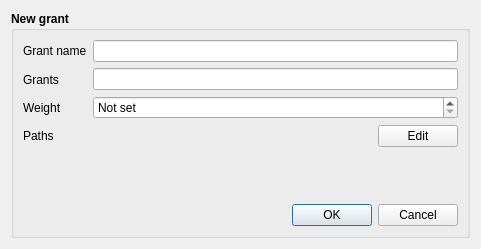
Qt form src/dlgaddeditgrants.ui (syyyr/shvspy) before a commit.
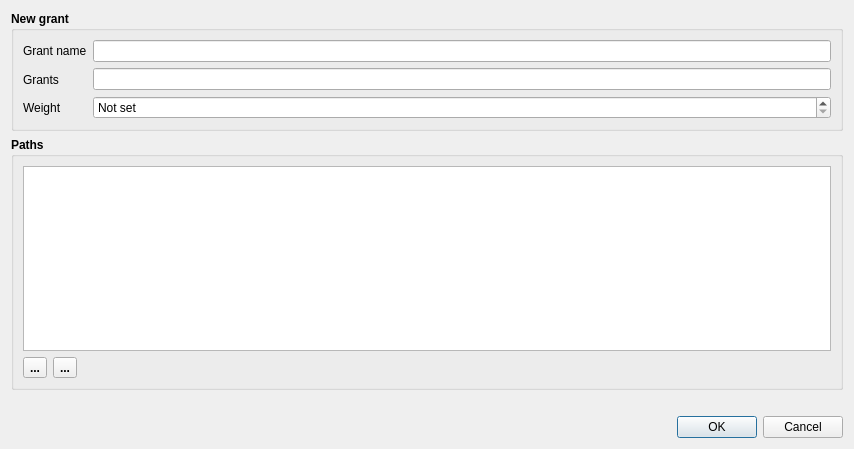
The same form after that commit. Icons and pictures are not drawn.

```diff
--- a/src/dlgaddeditgrants.ui
+++ b/src/dlgaddeditgrants.ui
@@ -6,8 +6,8 @@
    <rect>
     <x>0</x>
     <y>0</y>
-    <width>481</width>
-    <height>249</height>
+    <width>854</width>
+    <height>449</height>
    </rect>
   </property>
   <property name="windowTitle">
@@ -69,19 +69,6 @@
             </property>
            </widget>
           </item>
-          <item>
-           <widget class="QLabel" name="lblPaths">
-            <property name="font">
-             <font>
-              <weight>50</weight>
-              <bold>false</bold>
-             </font>
-            </property>
-            <property name="text">
-             <string>Paths</string>
-            </property>
-           </widget>
-          </item>
          </layout>
         </item>
         <item>
@@ -131,8 +118,99 @@
             </property>
            </widget>
           </item>
+         </layout>
+        </item>
+       </layout>
+      </item>
+     </layout>
+    </widget>
+   </item>
           <item>
+    <widget class="QGroupBox" name="gbPaths">
+     <property name="font">
+      <font>
+       <weight>75</weight>
+       <bold>true</bold>
+      </font>
+     </property>
+     <property name="title">
+      <string>Paths</string>
+     </property>
+     <layout class="QVBoxLayout" name="verticalLayout_5">
+      <property name="spacing">
+       <number>6</number>
+      </property>
+      <property name="leftMargin">
+       <number>9</number>
+      </property>
+      <property name="topMargin">
+       <number>9</number>
+      </property>
+      <property name="rightMargin">
+       <number>9</number>
+      </property>
+      <property name="bottomMargin">
+       <number>9</number>
+      </property>
+      <item>
+       <widget class="QTableWidget" name="twPaths">
+        <property name="font">
+         <font>
+          <weight>50</weight>
+          <bold>false</bold>
+         </font>
+        </property>
+        <property name="alternatingRowColors">
+         <bool>true</bool>
+        </property>
+        <property name="selectionMode">
+         <enum>QAbstractItemView::SingleSelection</enum>
+        </property>
+        <property name="selectionBehavior">
+         <enum>QAbstractItemView::SelectRows</enum>
+        </property>
+        <attribute name="horizontalHeaderStretchLastSection">
+         <bool>true</bool>
+        </attribute>
+       </widget>
+      </item>
+      <item>
+       <widget class="QWidget" name="widget" native="true">
            <layout class="QHBoxLayout" name="horizontalLayout">
+         <property name="leftMargin">
+          <number>0</number>
+         </property>
+         <property name="topMargin">
+          <number>0</number>
+         </property>
+         <property name="rightMargin">
+          <number>0</number>
+         </property>
+         <property name="bottomMargin">
+          <number>0</number>
+         </property>
+         <item>
+          <widget class="QToolButton" name="tbAddRow">
+           <property name="text">
+            <string>...</string>
+           </property>
+           <property name="icon">
+            <iconset resource="../shvspy.qrc">
+             <normaloff>:/shvspy/images/plus.png</normaloff>:/shvspy/images/plus.png</iconset>
+           </property>
+          </widget>
+         </item>
+         <item>
+          <widget class="QToolButton" name="tbDeleteRow">
+           <property name="text">
+            <string>...</string>
+           </property>
+           <property name="icon">
+            <iconset resource="../shvspy.qrc">
+             <normaloff>:/shvspy/images/minus.png</normaloff>:/shvspy/images/minus.png</iconset>
+           </property>
+          </widget>
+         </item>
             <item>
              <spacer name="horizontalSpacer">
               <property name="orientation">
@@ -146,37 +224,11 @@
               </property>
              </spacer>
             </item>
-            <item>
-             <widget class="QPushButton" name="pbEditPaths">
-              <property name="font">
-               <font>
-                <weight>50</weight>
-                <bold>false</bold>
-               </font>
-              </property>
-              <property name="text">
-               <string>Edit</string>
-              </property>
+        </layout>
              </widget>
             </item>
            </layout>
-          </item>
-         </layout>
-        </item>
-       </layout>
-      </item>
-      <item>
-       <spacer name="verticalSpacer">
-        <property name="orientation">
-         <enum>Qt::Vertical</enum>
-        </property>
-        <property name="sizeHint" stdset="0">
-         <size>
-          <width>20</width>
-          <height>7</height>
-         </size>
-        </property>
-       </spacer>
+    </widget>
       </item>
       <item>
        <widget class="QLabel" name="lblStatus">
@@ -209,10 +261,9 @@
       </item>
      </layout>
     </widget>
-   </item>
-  </layout>
- </widget>
- <resources/>
+ <resources>
+  <include location="../shvspy.qrc"/>
+ </resources>
  <connections>
   <connection>
    <sender>buttonBox</sender>
```
Lines whose indentation alone changed are shown as unchanged.
